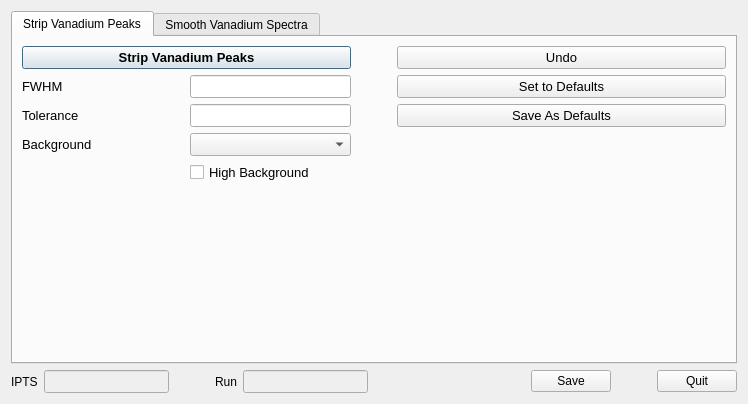
Before: the Qt Designer form src/interface/gui/ui_ProcessVanadiumDialog.ui in neutrons/PyVDrive, drawn with Qt 5.
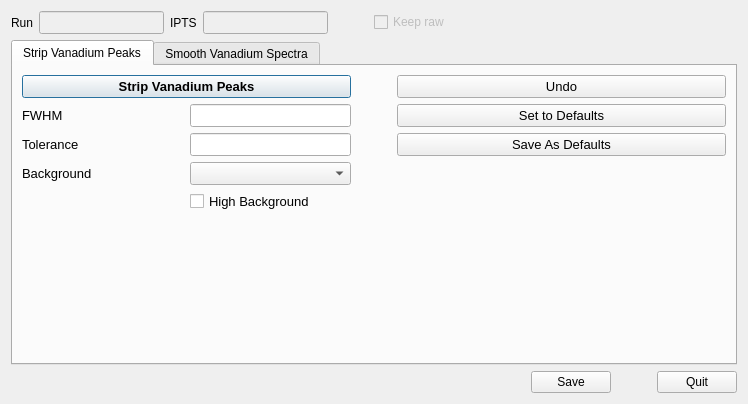
After: the same form once the commit is applied.

The edit to the form file:
```diff
--- a/src/interface/gui/ui_ProcessVanadiumDialog.ui
+++ b/src/interface/gui/ui_ProcessVanadiumDialog.ui
@@ -14,6 +14,99 @@
    <string>Dialog</string>
   </property>
   <layout class="QVBoxLayout" name="verticalLayout_5">
+   <item>
+    <layout class="QHBoxLayout" name="horizontalLayout_4">
+     <item>
+      <widget class="QLabel" name="label_11">
+       <property name="text">
+        <string>Run</string>
+       </property>
+      </widget>
+     </item>
+     <item>
+      <widget class="QLineEdit" name="lineEdit_iptsNumber">
+       <property name="enabled">
+        <bool>false</bool>
+       </property>
+       <property name="sizePolicy">
+        <sizepolicy hsizetype="Preferred" vsizetype="Fixed">
+         <horstretch>0</horstretch>
+         <verstretch>0</verstretch>
+        </sizepolicy>
+       </property>
+       <property name="font">
+        <font>
+         <pointsize>10</pointsize>
+        </font>
+       </property>
+      </widget>
+     </item>
+     <item>
+      <widget class="QLabel" name="label_10">
+       <property name="text">
+        <string>IPTS</string>
+       </property>
+      </widget>
+     </item>
+     <item>
+      <widget class="QLineEdit" name="lineEdit_runNumber">
+       <property name="enabled">
+        <bool>false</bool>
+       </property>
+       <property name="sizePolicy">
+        <sizepolicy hsizetype="Preferred" vsizetype="Fixed">
+         <horstretch>0</horstretch>
+         <verstretch>0</verstretch>
+        </sizepolicy>
+       </property>
+       <property name="font">
+        <font>
+         <pointsize>10</pointsize>
+        </font>
+       </property>
+      </widget>
+     </item>
+     <item>
+      <spacer name="horizontalSpacer_7">
+       <property name="orientation">
+        <enum>Qt::Horizontal</enum>
+       </property>
+       <property name="sizeType">
+        <enum>QSizePolicy::Preferred</enum>
+       </property>
+       <property name="sizeHint" stdset="0">
+        <size>
+         <width>40</width>
+         <height>20</height>
+        </size>
+       </property>
+      </spacer>
+     </item>
+     <item>
+      <widget class="QCheckBox" name="checkBox_keepRaw">
+       <property name="enabled">
+        <bool>false</bool>
+       </property>
+       <property name="text">
+        <string>Keep raw</string>
+       </property>
+      </widget>
+     </item>
+     <item>
+      <spacer name="horizontalSpacer_6">
+       <property name="orientation">
+        <enum>Qt::Horizontal</enum>
+       </property>
+       <property name="sizeHint" stdset="0">
+        <size>
+         <width>40</width>
+         <height>20</height>
+        </size>
+       </property>
+      </spacer>
+     </item>
+    </layout>
+   </item>
    <item>
     <widget class="QTabWidget" name="tabWidget">
      <property name="currentIndex">
@@ -541,31 +634,6 @@
    </item>
    <item>
     <layout class="QHBoxLayout" name="horizontalLayout_3">
-     <item>
-      <widget class="QLabel" name="label_10">
-       <property name="text">
-        <string>IPTS</string>
-       </property>
-      </widget>
-     </item>
-     <item>
-      <widget class="QLineEdit" name="lineEdit_iptsNumber">
-       <property name="enabled">
-        <bool>false</bool>
-       </property>
-       <property name="sizePolicy">
-        <sizepolicy hsizetype="Preferred" vsizetype="Fixed">
-         <horstretch>0</horstretch>
-         <verstretch>0</verstretch>
-        </sizepolicy>
-       </property>
-       <property name="font">
-        <font>
-         <pointsize>10</pointsize>
-        </font>
-       </property>
-      </widget>
-     </item>
      <item>
       <spacer name="horizontalSpacer_4">
        <property name="orientation">
@@ -582,31 +650,6 @@
        </property>
       </spacer>
      </item>
-     <item>
-      <widget class="QLabel" name="label_11">
-       <property name="text">
-        <string>Run</string>
-       </property>
-      </widget>
-     </item>
-     <item>
-      <widget class="QLineEdit" name="lineEdit_runNumber">
-       <property name="enabled">
-        <bool>false</bool>
-       </property>
-       <property name="sizePolicy">
-        <sizepolicy hsizetype="Preferred" vsizetype="Fixed">
-         <horstretch>0</horstretch>
-         <verstretch>0</verstretch>
-        </sizepolicy>
-       </property>
-       <property name="font">
-        <font>
-         <pointsize>10</pointsize>
-        </font>
-       </property>
-      </widget>
-     </item>
      <item>
       <spacer name="horizontalSpacer">
        <property name="orientation">
```
